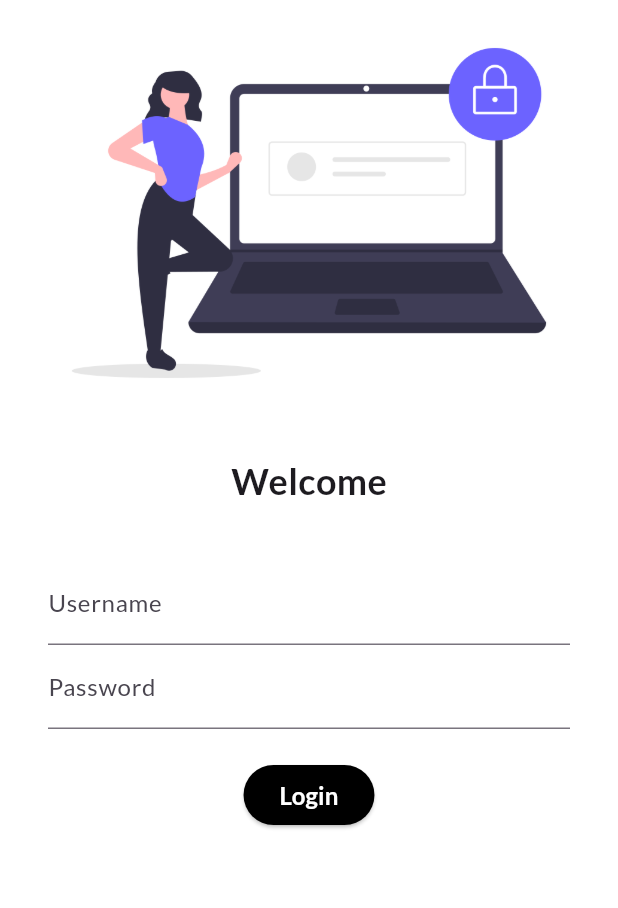
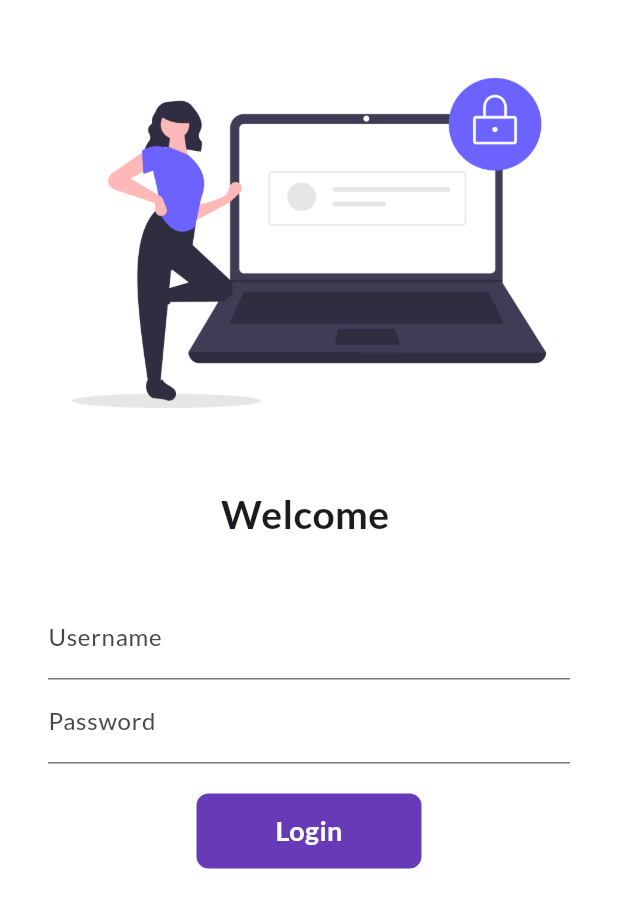
Before and after one commit to nirajan0bohara/catalogue_app, a Flutter app: the screen it shows after launch, on a phone screen of 412 x 824 dp. Shown: the top 908 px of the screen. Run offline on Flutter 3.47's test engine with Material 3 defaults, Android fonts, the phone set to English and light mode, and no system bars; our stand-ins replace google_fonts.

Commit message:
Day 4 completed

```diff
--- a/lib/main.dart
+++ b/lib/main.dart
@@ -1,5 +1,6 @@
 import 'package:catalogue_app/screens/homepage.dart';
 import 'package:catalogue_app/screens/login_screen.dart';
+import 'package:catalogue_app/utils/routes.dart';
 import 'package:flutter/material.dart';
 import 'package:google_fonts/google_fonts.dart';
 
@@ -13,7 +14,7 @@
   @override
   Widget build(BuildContext context) {
     return MaterialApp(
-      debugShowCheckedModeBanner: false,
+      // debugShowCheckedModeBanner: false,
       home: HomePage(),
       themeMode: ThemeMode.light,
       theme: ThemeData(
@@ -27,8 +28,8 @@
       initialRoute: "/login",
       routes: {
         // "/": (context) => LoginPage(),
-        "/home": (context) => HomePage(),
-        "/login": (context) => LoginPage(),
+        MyRoutes.homeRoute: (context) => HomePage(),
+        MyRoutes.loginRoute: (context) => const LoginPage(),
       },
     );
   }
--- a/lib/screens/login_screen.dart
+++ b/lib/screens/login_screen.dart
@@ -1,14 +1,26 @@
+import 'package:catalogue_app/utils/routes.dart';
 import 'package:flutter/material.dart';
 
-class LoginPage extends StatelessWidget {
+class LoginPage extends StatefulWidget {
   const LoginPage({super.key});
 
+  @override
+  State<LoginPage> createState() => _LoginPageState();
+}
+
+class _LoginPageState extends State<LoginPage> {
+  String name = "";
+  bool changeButton = false;
   @override
   Widget build(BuildContext context) {
     return Material(
       color: Colors.white,
+      child: SingleChildScrollView(
         child: Column(
           children: [
+            const SizedBox(
+              height: 20,
+            ),
             Image.asset(
               "assets/images/login_image.png",
               fit: BoxFit.cover,
@@ -16,9 +28,9 @@
             const SizedBox(
               height: 20,
             ),
-          const Text(
-            "Welcome",
-            style: TextStyle(fontSize: 24, fontWeight: FontWeight.bold),
+            Text(
+              "Welcome $name",
+              style: const TextStyle(fontSize: 26, fontWeight: FontWeight.bold),
             ),
             const SizedBox(
               height: 20,
@@ -33,6 +45,10 @@
                       hintText: "Enter Username",
                       labelText: "Username",
                     ),
+                    onChanged: (value) {
+                      name = value;
+                      setState(() {});
+                    },
                   ),
                   TextFormField(
                     obscureText: true,
@@ -44,23 +60,61 @@
                   const SizedBox(
                     height: 20,
                   ),
-                ElevatedButton(
-                  onPressed: () {
-                    print("Button pressed");
+                  InkWell(
+                    onTap: () async {
+                      setState(() {
+                        changeButton = true;
+                      });
+                      await Future.delayed(
+                        const Duration(seconds: 1),
+                      );
+                      Navigator.pushNamed(context, MyRoutes.homeRoute);
                     },
-                  style: TextButton.styleFrom(
-                      foregroundColor: Colors.white,
-                      backgroundColor: Colors.black),
-                  child: const Text(
-                    'Login',
-                    style: TextStyle(fontSize: 16, fontWeight: FontWeight.bold),
+                    child: AnimatedContainer(
+                      duration: const Duration(seconds: 1),
+                      height: 50,
+                      width: changeButton ? 50 : 150,
+                      alignment: Alignment.center,
+                      decoration: BoxDecoration(
+                        color: Colors.deepPurple,
+                        // shape:
+                        //     changeButton ? BoxShape.circle : BoxShape.rectangle,
+                        borderRadius:
+                            BorderRadius.circular(changeButton ? 50 : 8),
+                      ),
+                      child: changeButton
+                          ? const Icon(
+                              Icons.done,
+                              color: Colors.white,
+                            )
+                          : const Text(
+                              "Login",
+                              style: TextStyle(
+                                  color: Colors.white,
+                                  fontWeight: FontWeight.bold,
+                                  fontSize: 18),
+                            ),
+                    ),
+                  ),
+                  // ElevatedButton(
+                  //   onPressed: () {
+                  //     Navigator.pushNamed(context, MyRoutes.homeRoute);
+                  //   },
+                  //   style: TextButton.styleFrom(
+                  //     minimumSize: const Size(150, 40),
+                  //   ),
+                  //   child: const Text(
+                  //     'Login',
+                  //     style:
+                  //         TextStyle(fontSize: 16, fontWeight: FontWeight.bold),
+                  //   ),
+                  // ),
+                ],
               ),
             ),
           ],
         ),
       ),
-        ],
-      ),
     );
   }
 }
--- /dev/null
+++ b/lib/utils/routes.dart
@@ -0,0 +1,4 @@
+class MyRoutes {
+  static String loginRoute = "/login";
+  static String homeRoute = "/home";
+}
```
Lines whose indentation alone changed are shown as unchanged.
